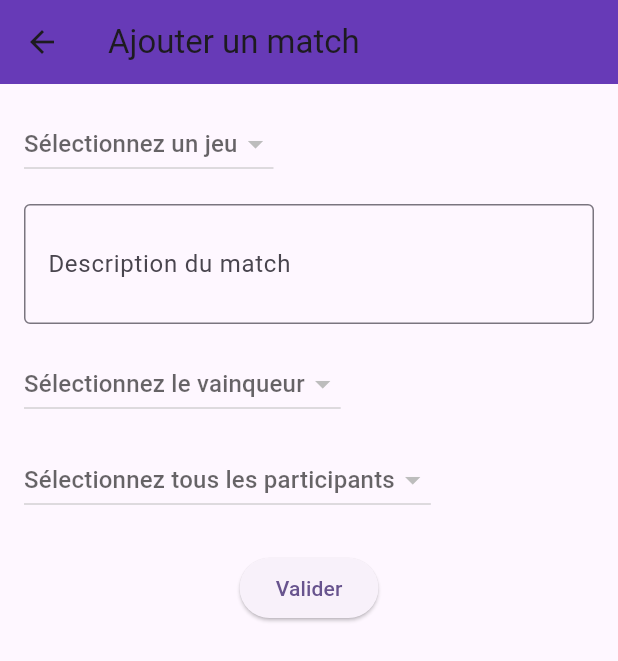
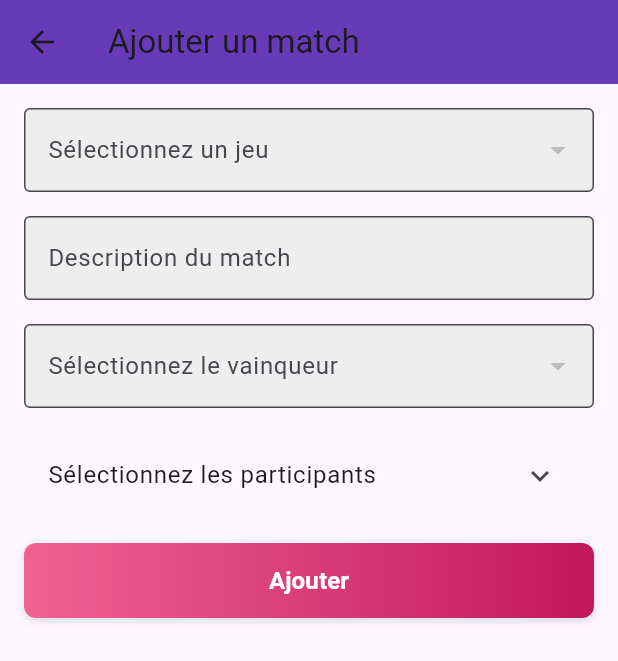
Before and after one commit to Quentin56S49/flutter_project, a Flutter app: the AddMatchPage screen opened directly with empty values, on a phone screen of 412 x 824 dp. Shown: the top 661 px of the screen. Run offline on Flutter 3.47's test engine with Material 3 defaults, Android fonts, the phone set to English and light mode, and no system bars; our stand-ins replace bloc, cached_network_image, flutter_bloc.

Commit message:
add ajout match page

```diff
--- a/lib/ui/screens/add_match_page.dart
+++ b/lib/ui/screens/add_match_page.dart
@@ -18,28 +18,32 @@ class AddMatchPage extends StatefulWidget {
 class _AddMatchPageState extends State<AddMatchPage> {
   Game? _selectedGame;
   Player? _selectedWinner;
-  Player? _selectedPlayers;
-  final TextEditingController _descriptionController = TextEditingController();
+  final _descriptionController = TextEditingController();
+  List<Player> _selectedPlayers = [];
 
   @override
   Widget build(BuildContext context) {
+    final games = widget.tournament.games;
+    final players = widget.tournament.players;
+
     return Scaffold(
       appBar: AppBar(
         title: const Text('Ajouter un match'),
         backgroundColor: Colors.deepPurple,
       ),
-      body: BlocBuilder<TournamentCubit, Tournament>(
-        builder: (context, tournament) {
-          final games = tournament.games;
-          final players = tournament.players;
-
-          return Padding(
+      body: SingleChildScrollView(
         padding: const EdgeInsets.all(16.0),
         child: Column(
           crossAxisAlignment: CrossAxisAlignment.start,
           children: [
-                DropdownButton<Game>(
-                  hint: const Text('Sélectionnez un jeu'),
+            // Sélection du jeu
+            DropdownButtonFormField<Game>(
+              decoration: InputDecoration(
+                labelText: 'Sélectionnez un jeu',
+                border: OutlineInputBorder(),
+                filled: true,
+                fillColor: Colors.grey[200],
+              ),
               value: _selectedGame,
               items: games.map((game) {
                 return DropdownMenuItem<Game>(
@@ -54,17 +58,27 @@ class _AddMatchPageState extends State<AddMatchPage> {
               },
             ),
             const SizedBox(height: 16.0),
-                TextField(
+
+            // Description du match
+            TextFormField(
               controller: _descriptionController,
-                  decoration: const InputDecoration(
+              decoration: InputDecoration(
                 labelText: 'Description du match',
                 border: OutlineInputBorder(),
+                filled: true,
+                fillColor: Colors.grey[200],
               ),
-                  maxLines: 2,
             ),
             const SizedBox(height: 16.0),
-                DropdownButton<Player>(
-                  hint: const Text('Sélectionnez le vainqueur'),
+
+            // Sélection du vainqueur
+            DropdownButtonFormField<Player>(
+              decoration: InputDecoration(
+                labelText: 'Sélectionnez le vainqueur',
+                border: OutlineInputBorder(),
+                filled: true,
+                fillColor: Colors.grey[200],
+              ),
               value: _selectedWinner,
               items: players.map((player) {
                 return DropdownMenuItem<Player>(
@@ -79,52 +93,85 @@ class _AddMatchPageState extends State<AddMatchPage> {
               },
             ),
             const SizedBox(height: 16.0),
-                DropdownButton<Player>(
-                  hint: const Text('Sélectionnez tous les participants'),
-                  value: _selectedPlayers,
-                  items: players.map((player) {
-                    return DropdownMenuItem<Player>(
-                      value: player,
-                      child: Text(player.pseudo),
+
+            // Sélection des participants
+            ExpansionTile(
+              title: const Text('Sélectionnez les participants'),
+              children: players.map((player) {
+                return CheckboxListTile(
+                  title: Text(player.pseudo),
+                  value: _selectedPlayers.contains(player),
+                  onChanged: (bool? value) {
+                    setState(() {
+                      if (value != null && value) {
+                        _selectedPlayers.add(player);
+                      } else {
+                        _selectedPlayers.remove(player);
+                      }
+                    });
+                  },
                 );
               }).toList(),
-                  onChanged: (player) {
-                    setState(() {
-                      _selectedPlayers = player;
-                    });
-                  },
             ),
-                const SizedBox(height: 24.0),
-                Center(
+            const SizedBox(height: 16.0),
+
+            // Bouton de validation
+            SizedBox(
+              width: double.infinity,
+              height: 50,
+              child: Container(
+                decoration: BoxDecoration(
+                  gradient: LinearGradient(
+                    colors: [Colors.pink[300]!, Colors.pink[700]!],
+                    begin: Alignment.centerLeft,
+                    end: Alignment.centerRight,
+                  ),
+                  boxShadow: const [
+                    BoxShadow(
+                      color: Colors.black12,
+                      blurRadius: 4,
+                      offset: Offset(0, 2),
+                    ),
+                  ],
+                  borderRadius: BorderRadius.circular(8),
+                ),
                 child: ElevatedButton(
+                  style: ElevatedButton.styleFrom(
+                    backgroundColor: Colors.transparent,
+                    shadowColor: Colors.transparent,
+                    shape: RoundedRectangleBorder(
+                      borderRadius: BorderRadius.circular(8),
+                    ),
+                  ),
                   onPressed: () {
                     if (_selectedGame != null &&
                         _selectedWinner != null &&
-                          _descriptionController.text.isNotEmpty) {
+                        _descriptionController.text.isNotEmpty &&
+                        _selectedPlayers.isNotEmpty) {
                       final match = Match(
                         game: _selectedGame!,
-                          players: players,
-                          tournament: tournament,
+                        players: _selectedPlayers,
+                        tournament: widget.tournament,
                         description: _descriptionController.text,
                         vainqueur: _selectedWinner!,
                       );
                       context.read<TournamentCubit>().addMatch(match);
                       Navigator.pop(context);
-                      } else {
-                        ScaffoldMessenger.of(context).showSnackBar(
-                          const SnackBar(
-                            content: Text('Veuillez remplir tous les champs.'),
-                          ),
-                        );
                     }
                   },
-                    child: const Text('Valider'),
+                  child: const Text(
+                    'Ajouter',
+                    style: TextStyle(
+                      color: Colors.white,
+                      fontSize: 16,
+                      fontWeight: FontWeight.bold,
+                    ),
+                  ),
+                ),
               ),
             ),
           ],
         ),
-          );
-        },
       ),
     );
   }
--- a/pubspec.yaml
+++ b/pubspec.yaml
@@ -41,6 +41,7 @@ dependencies:
   http: ^1.2.2
   cached_network_image: ^3.4.1
   bloc: ^8.1.4
+  multi_select_flutter: ^4.1.3
 
 dev_dependencies:
   flutter_test:
```
Also changed, not shown: lib/ui/components/tournament_components/match_widget/match_widget.dart (+46 -5 lines), pubspec.lock. Lines whose indentation alone changed are shown as unchanged.
